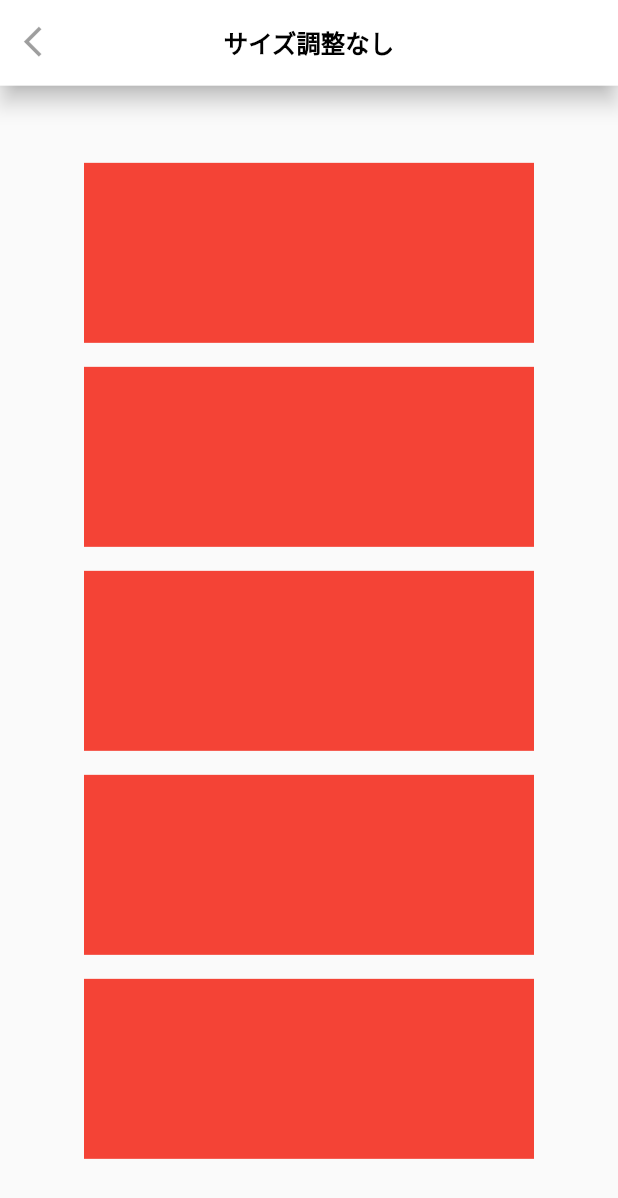
After one commit to aki104/flutter_sub, a Flutter app: the NotificationScreen screen opened directly, after a tap on "サイズ調整なし", on a phone screen of 412 x 824 dp. The commit adds this screen. Shown: the top 1198 px of the screen. Run offline on Flutter 3.47's test engine with Material 2 defaults, Android fonts, the phone set to English and light mode, and no system bars; our stand-ins replace device_info_plus, dio, flutter_dotenv, flutter_riverpod, freezed_annotation, package_info_plus and 3 more; accounts and stored records are empty; generated files the repository leaves out were written again.

Commit message:
レスポンシブ対応修正

```diff
--- a/lib/component/widget/header/default_app_bar.dart
+++ b/lib/component/widget/header/default_app_bar.dart
@@ -1,4 +1,5 @@
 import 'package:flutter/material.dart';
+import 'package:mbo/util/design/size_config.dart';
 
 import '../../../util/design/text_style.dart';
 import '../../../util/navigator/page_navigator.dart';
@@ -21,7 +22,7 @@ class DefaultAppBar extends StatelessWidget implements PreferredSizeWidget {
   final VoidCallback? onMenuPress;
 
   @override
-  Size get preferredSize => const Size.fromHeight(kToolbarHeight);
+  Size get preferredSize =>  Size.fromHeight(kToolbarHeight.d);
 
   List<Widget> get actions {
     return [
@@ -34,7 +35,7 @@ class DefaultAppBar extends StatelessWidget implements PreferredSizeWidget {
   @override
   Widget build(BuildContext context) {
     return AppBar(
-      leading: isLeading ? IconButton(icon: const Icon(Icons.arrow_back_ios), color: Colors.black38 , onPressed: () {PageNavigator.pop(context);}) : null,
+      leading: isLeading ? IconButton(icon: const Icon(Icons.arrow_back_ios), color: Colors.black38,iconSize: 24.d, onPressed: () {PageNavigator.pop(context);}) : null,
       title: Text(headerTitle, style: textStyle(headerStyle),),
       centerTitle: true,
       actions: actions,
--- a/lib/ui/notification/screen.dart
+++ b/lib/ui/notification/screen.dart
@@ -1,11 +1,34 @@
 import 'package:flutter/material.dart';
 import 'package:flutter_riverpod/flutter_riverpod.dart';
+
+import '../../util/navigator/page_navigator.dart';
+import '../size_test/adjust_screen.dart';
+import '../size_test/no_adjust_screen.dart';
 
 class NotificationScreen extends ConsumerWidget {
   const NotificationScreen({Key? key}) : super(key: key);
 
   @override
   Widget build(BuildContext context, WidgetRef ref) {
-    return const Placeholder();
+    return Scaffold(
+      body: Center(
+        child: Column(
+          mainAxisAlignment: MainAxisAlignment.center,
+          children: [
+            TextButton(
+                onPressed: () {
+                  PageNavigator.push(context: context, widget: const NoAdjustScreen());
+                },
+                child: const Text('サイズ調整なし')),
+            TextButton(
+                onPressed: () {
+                  PageNavigator.push(context: context, widget: const AdjustScreen());
+                },
+                child: const Text('サイズ調整あり')),
+
+          ],
+        ),
+      ),
+    );
   }
 }
--- /dev/null
+++ b/lib/ui/size_test/no_adjust_screen.dart
@@ -0,0 +1,59 @@
+import 'package:flutter/material.dart';
+
+import '../../component/widget/header/default_app_bar.dart';
+import '../../component/widget/space.dart';
+
+class NoAdjustScreen extends StatelessWidget {
+  const NoAdjustScreen({Key? key}) : super(key: key);
+
+  @override
+  Widget build(BuildContext context) {
+    return Scaffold(
+      appBar: const DefaultAppBar(
+        headerTitle: 'サイズ調整なし',
+
+      ),
+      body: SafeArea(
+        child: Center(
+          child: Column(
+            mainAxisAlignment: MainAxisAlignment.center,
+            children: [
+              const Space(height: 16,),
+              Container(
+                width: 300,
+                height: 120,
+                color: Colors.red,
+              ),
+              const Space(height: 16,),
+              Container(
+                width: 300,
+                height: 120,
+                color: Colors.red,
+              ),
+              const Space(height: 16,),
+              Container(
+                width: 300,
+                height: 120,
+                color: Colors.red,
+              ),
+              const Space(height: 16,),
+              Container(
+                width: 300,
+                height: 120,
+                color: Colors.red,
+              ),
+              const Space(height: 16,),
+              Container(
+                width: 300,
+                height: 120,
+                color: Colors.red,
+              ),
+              const Space(height: 16,),
+
+            ],
+          ),
+        ),
+      ),
+    );
+  }
+}
--- a/lib/ui/splash/screen.dart
+++ b/lib/ui/splash/screen.dart
@@ -34,6 +34,7 @@ class _SplashScreenState extends ConsumerState<SplashScreen> {
     ///アプリの初期処理はここで///
     print('envTest: ${dotenv.get('TEST')}');
     ref.read(appInfoProvider).getAppInfo(); //アプリ、デバイス情報取得
+    MediaQuery.of(NavigationKey.navigationKey.currentContext!).size;
     SizeConfig.init(
         NavigationKey.navigationKey.currentContext?.screenSize); //画面サイズ取得
     ///========================///
--- a/lib/util/design/text_style.dart
+++ b/lib/util/design/text_style.dart
@@ -1,4 +1,5 @@
 import 'package:flutter/material.dart';
+import 'package:mbo/util/design/size_config.dart';
 
 import '../../const/color.dart';
 
@@ -19,9 +20,9 @@ TextStyle textStyle(List<TextStyle> styles) {
 }
 
 ///ヘッダーのテキストスタイル
-const List<TextStyle> headerStyle = [
+ List<TextStyle> headerStyle = [
   bold,
-  fontSize16,
+  rSize16,
 ];
 
 ///以下TextStyle一覧
@@ -32,3 +33,6 @@ const TextStyle bold = TextStyle(fontWeight: FontWeight.bold);
 const TextStyle white = TextStyle(color: AppColor.white);
 const TextStyle pink100 = TextStyle(color: AppColor.pink100);
 const TextStyle colorTransparent = TextStyle(color: Colors.transparent);
+
+///レスポンシブ対応したTextStyle
+TextStyle rSize16 = TextStyle(fontSize: 16.d);
```
Also changed, not shown: lib/data/repository/user_repository.dart (+0 -11 lines), lib/ui/size_test/adjust_screen.dart (added, +60 -0 lines), lib/util/design/size_config.dart (+44 -10 lines), 1 other file.
